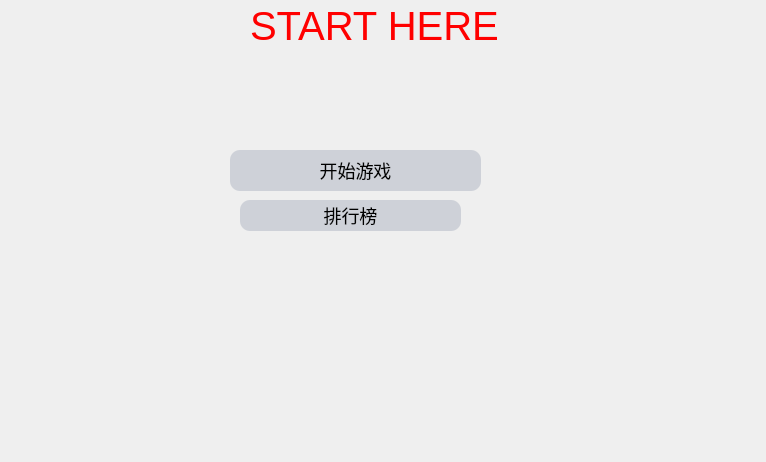
This is Bejeweled_Client/menu.ui in XXXXXTTTTT/Bejeweled-teamwork as Qt 5 draws it before an edit. The edited form follows.
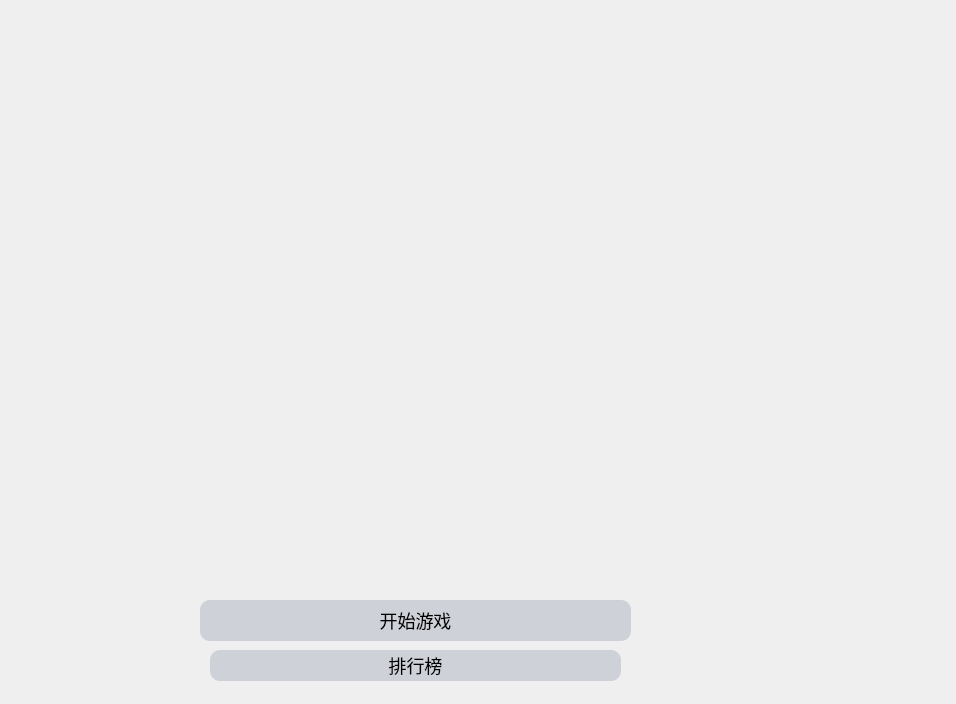
This is the edited form.

The edit to the form file:
```diff
--- a/Bejeweled_Client/menu.ui
+++ b/Bejeweled_Client/menu.ui
@@ -6,8 +6,8 @@
    <rect>
     <x>0</x>
     <y>0</y>
-    <width>766</width>
-    <height>462</height>
+    <width>956</width>
+    <height>704</height>
    </rect>
   </property>
   <property name="windowTitle">
@@ -29,15 +29,15 @@
 }</string>
    </property>
    <property name="text">
-    <string>START HERE</string>
+    <string/>
    </property>
   </widget>
   <widget class="QPushButton" name="startGameButton">
    <property name="geometry">
     <rect>
-     <x>230</x>
-     <y>150</y>
-     <width>251</width>
+     <x>200</x>
+     <y>600</y>
+     <width>431</width>
      <height>41</height>
     </rect>
    </property>
@@ -63,9 +63,9 @@
   <widget class="QPushButton" name="seQuenceButton">
    <property name="geometry">
     <rect>
-     <x>240</x>
-     <y>200</y>
-     <width>221</width>
+     <x>210</x>
+     <y>650</y>
+     <width>411</width>
      <height>31</height>
     </rect>
    </property>
@@ -88,6 +88,19 @@
     <string>排行榜</string>
    </property>
   </widget>
+  <widget class="QLabel" name="topImageLabel">
+   <property name="geometry">
+    <rect>
+     <x>150</x>
+     <y>20</y>
+     <width>531</width>
+     <height>131</height>
+    </rect>
+   </property>
+   <property name="text">
+    <string/>
+   </property>
+  </widget>
  </widget>
  <resources/>
  <connections/>
```
